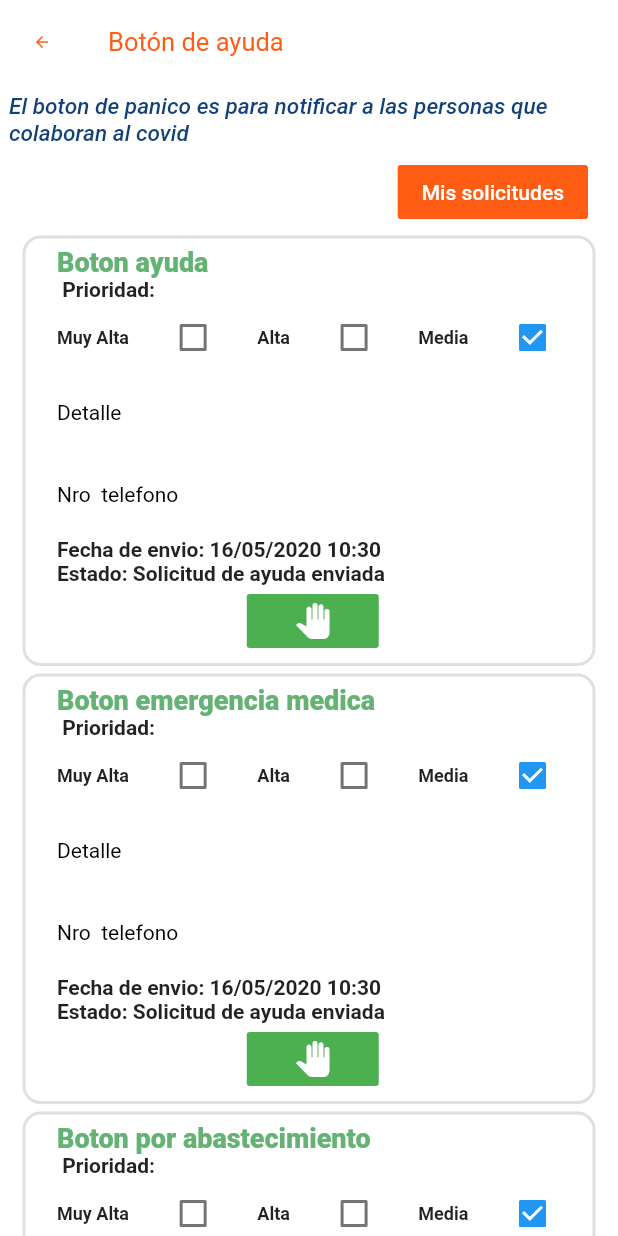
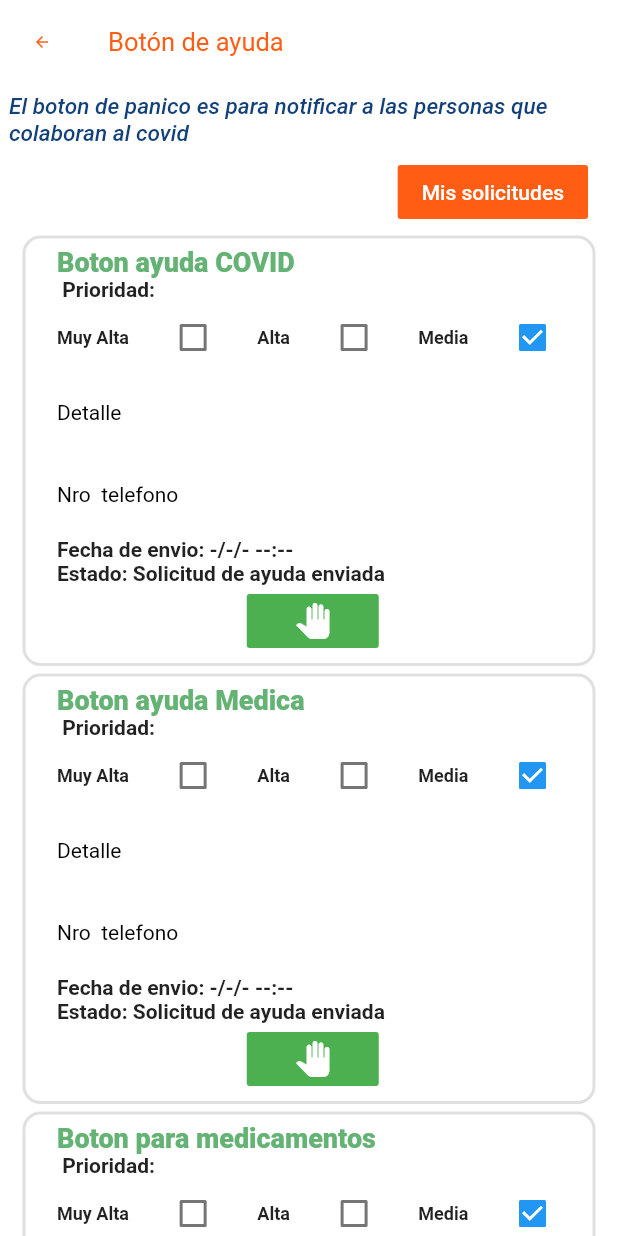
Before and after one commit to marcoarce23/lucia_covid, a Flutter app: the CitizenPanicButtonModule screen opened by its route, after a tap on the "pan tool" icon, on a phone screen of 412 x 824 dp. Run offline on Flutter 3.47's test engine with Material 2 defaults, Android fonts, the phone set to English and light mode, and no system bars; our stand-ins replace animate_do, curved_navigation_bar, firebase_messaging, font_awesome_flutter, geolocator, google_maps_flutter and 7 more; missing offline and left inert: esys_flutter_share, flutter_open_whatsapp, flutter_pdfview, imei_plugin, mime_type, multilevel_drawer; accounts and stored records are empty; network calls fail; statements that could not run were skipped.

```diff
--- a/lib/src/module/Citizen/CitizenPanicButton/CitizenPanicButtonModule.dart
+++ b/lib/src/module/Citizen/CitizenPanicButton/CitizenPanicButtonModule.dart
@@ -1,16 +1,17 @@
 import 'package:flutter/material.dart';
+import 'package:google_maps_flutter/google_maps_flutter.dart';
 import 'package:intl/intl.dart';
 import 'package:lucia_covid/src/Model/Entity.dart';
 import 'package:lucia_covid/src/Model/Generic.dart';
 import 'package:lucia_covid/src/Model/PreferenceUser.dart';
 import 'package:lucia_covid/src/Theme/ThemeModule.dart';
+import 'package:lucia_covid/src/Util/Util.dart';
 import 'package:lucia_covid/src/Widget/Message/Message.dart';
 import 'package:lucia_covid/src/module/Citizen/CitizenEmergency/CitizenAlertEmergency.dart';
 import 'package:lucia_covid/src/module/Settings/RoutesModule.dart';
 
 class CitizenPanicButtonModule extends StatefulWidget {
-
-static final String routeName ='CiudadanoBotonPanico';
+  static final String routeName = 'CiudadanoBotonPanico';
 
   const CitizenPanicButtonModule({Key key}) : super(key: key);
 
@@ -20,7 +21,7 @@ static final String routeName ='CiudadanoBotonPanico';
 }
 
 class _CitizenPanicButtonModuleState extends State<CitizenPanicButtonModule> {
-final prefs = new PreferensUser();
+  final prefs = new PreferensUser();
 
   @override
   void initState() {
@@ -75,10 +76,18 @@ final prefs = new PreferensUser();
                           },
                           child: Text("Mis solicitudes"),
                         ))),
-                ButtonPanic(titulo: "Boton ayuda ", tipoBoton: "64"),
-                ButtonPanic(titulo: "Boton emergencia medica", tipoBoton: "65"),
                 ButtonPanic(
-                    titulo: "Boton por abastecimiento", tipoBoton: "66"),
+                    titulo: "Boton ayuda COVID", tipoBoton: "65", prefs: prefs),
+                ButtonPanic(
+                    titulo: "Boton ayuda Medica",
+                    tipoBoton: "64",
+                    prefs: prefs),
+                ButtonPanic(
+                    titulo: "Boton para medicamentos",
+                    tipoBoton: "66",
+                    prefs: prefs),
+                ButtonPanic(
+                    titulo: "Boton para bonos", tipoBoton: "77", prefs: prefs),
               ],
             ),
           )),
@@ -89,8 +98,10 @@ final prefs = new PreferensUser();
 class ButtonPanic extends StatefulWidget {
   final String titulo;
   final String tipoBoton;
+  final PreferensUser prefs;
 
-  const ButtonPanic({Key key, this.titulo, this.tipoBoton}) : super(key: key);
+  const ButtonPanic({Key key, this.titulo, this.tipoBoton, this.prefs})
+      : super(key: key);
 
   @override
   _ButtonPanic createState() => _ButtonPanic();
@@ -120,12 +131,13 @@ class _ButtonPanic extends State<ButtonPanic> {
   Widget buttonPanic() {
     botonPanico.idaCatalogo = int.parse(widget.tipoBoton);
     //botonPanico.botFecha=DateTime.now();
+
+    String fechaNotificacion = "-/-/- --:--";
+
     botonPanico.botFecha =
         DateFormat("dd/MM/yyyy HH:mm").format(DateTime.now());
 
-    botonPanico.botCordenadalat = -17.371913;
-    botonPanico.botCordenadalon = -66.179140;
-    botonPanico.usuario = "Coav";
+    botonPanico.usuario = widget.prefs.correoElectronico;
 
     ///72 Solicitud enviada
     botonPanico.idaEstadoSolicitud = 72;
@@ -262,9 +274,7 @@ class _ButtonPanic extends State<ButtonPanic> {
                             Text("Fecha de envio: ",
                                 style: TextStyle(
                                     fontSize: 14, fontWeight: FontWeight.w700)),
-                            Text(
-                                DateFormat('dd/MM/yyyy HH:mm')
-                                    .format(DateTime.now()),
+                            Text(fechaNotificacion,
                                 style: TextStyle(
                                     fontSize: 14, fontWeight: FontWeight.w700)),
                           ],
@@ -285,6 +295,11 @@ class _ButtonPanic extends State<ButtonPanic> {
                             splashColor: Colors.greenAccent,
                             onPressed: () {
                               _submit();
+                              setState(() {
+                                fechaNotificacion =
+                                    DateFormat("dd/MM/yyyy HH:mm")
+                                        .format(DateTime.now());
+                              });
                             },
                             child: Icon(Icons.pan_tool),
                           ),
@@ -299,7 +314,10 @@ class _ButtonPanic extends State<ButtonPanic> {
 
   _submit() async {
     print(botonPanico);
-
+    LatLng latLng;
+    latLng = await getLocation().then((onvalue) => latLng = onvalue);
+    botonPanico.botCordenadalat = latLng.latitude;
+    botonPanico.botCordenadalon = latLng.longitude;
     final dataMap = generic.add(botonPanico, urlAddBotonPanico);
     var result;
     await dataMap.then((respuesta) => result = respuesta["TIPO_RESPUESTA"]);
--- a/lib/src/module/Map/MapPositionModule.dart
+++ b/lib/src/module/Map/MapPositionModule.dart
@@ -33,6 +33,7 @@ class _MapPositionModuleState extends State<MapPositionModule> {
   Widget build(BuildContext context) {
     createMarker(context);
     return Scaffold(
+<<<<<<< refs/remotes/origin/developer
 
        body: Stack(
          children: <Widget>[
@@ -130,3 +131,8 @@ class _MapPositionModuleState extends State<MapPositionModule> {
 
 
   }
+=======
+       );
+  }
+}
+>>>>>>> 15/05/2020 22:45 busquedas
```
Also changed, not shown: lib/src/Util/SearchDelegate/DataSearch.dart (added, +215 -0 lines), lib/src/module/Citizen/CitizenInstitution/CitizenInstitutionModule.dart (+9 -7 lines), lib/src/module/Citizen/CitizenInstitution/CitizenListInstitucionModule.dart (+9 -17 lines), lib/src/module/Citizen/CitizenMultimedia/CitizenImageDetailModule.dart (+22 -1 lines), lib/src/module/Citizen/CitizenMultimedia/CitizenMultimediaModule.dart (+12 -4 lines), lib/src/module/HomePage/HomePageModule.dart (+14 -1 lines), 1 other file.
